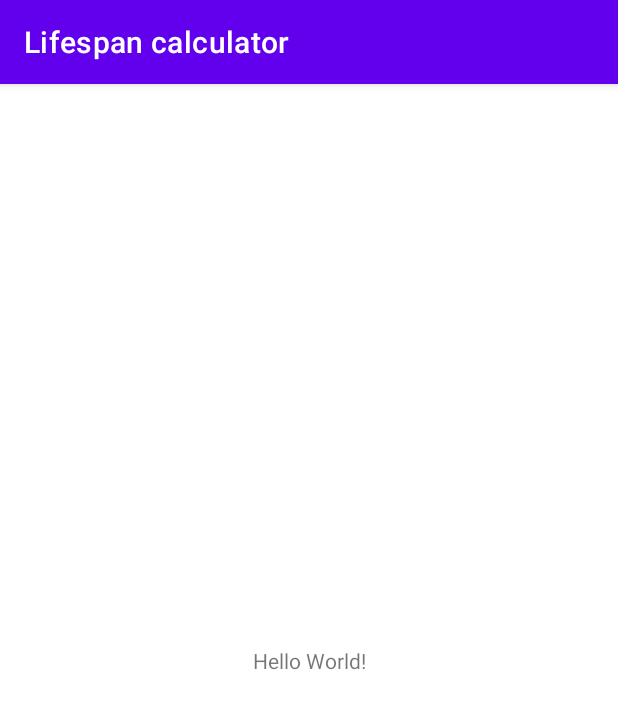
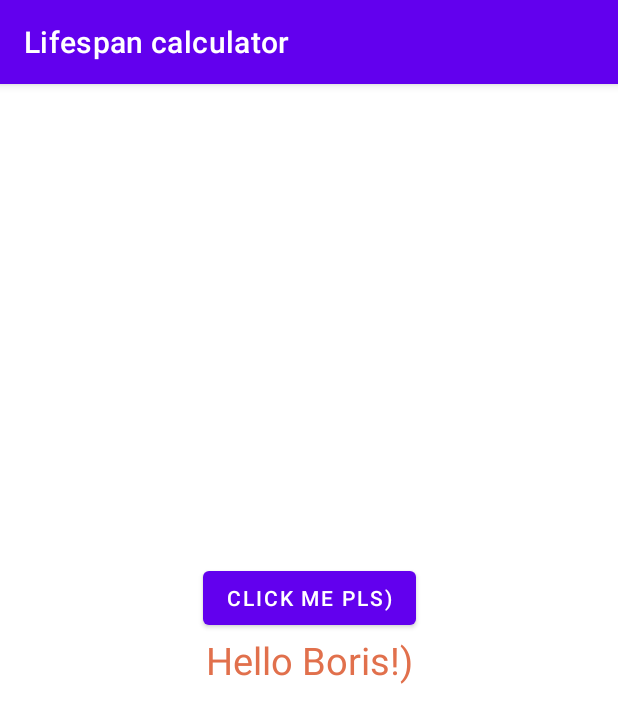
Before and after one commit to worthant/Lifespan-calculator, an Android app: the screen it shows after launch (MainActivity), on a phone screen of 412 x 824 dp. Shown: the top 723 px of the screen. Run offline under Robolectric (Android 15) with nearby library versions, the phone set to English and light mode, and no system bars.

Commit message:
added ClickMe button

```diff
--- a/app/src/main/java/com/example/lifespancalculator/MainActivity.kt
+++ b/app/src/main/java/com/example/lifespancalculator/MainActivity.kt
@@ -1,11 +1,18 @@
 package com.example.lifespancalculator
 
+import android.annotation.SuppressLint
 import androidx.appcompat.app.AppCompatActivity
 import android.os.Bundle
+import android.widget.Button
 
 class MainActivity : AppCompatActivity() {
     override fun onCreate(savedInstanceState: Bundle?) {
         super.onCreate(savedInstanceState)
         setContentView(R.layout.activity_main)
+
+        val btnClickMe = findViewById<Button>(R.id.someButton)
+        btnClickMe.setOnClickListener {
+            btnClickMe.text = "LOL you clicked me"
+        }
     }
 }
--- a/app/src/main/res/layout/activity_main.xml
+++ b/app/src/main/res/layout/activity_main.xml
@@ -7,12 +7,24 @@
     tools:context=".MainActivity">
 
     <TextView
+        android:id="@+id/textView2"
         android:layout_width="wrap_content"
         android:layout_height="wrap_content"
-        android:text="Hello World!"
+        android:text="@string/hello_boris"
+        android:textColor="#E1704C"
+        android:textSize="25sp"
         app:layout_constraintBottom_toBottomOf="parent"
         app:layout_constraintEnd_toEndOf="parent"
         app:layout_constraintStart_toStartOf="parent"
         app:layout_constraintTop_toTopOf="parent" />
 
+    <Button
+        android:id="@+id/someButton"
+        android:layout_width="wrap_content"
+        android:layout_height="wrap_content"
+        android:text="Click Me pls)"
+        app:layout_constraintBottom_toTopOf="@+id/textView2"
+        app:layout_constraintEnd_toEndOf="parent"
+        app:layout_constraintStart_toStartOf="parent" />
+
 </androidx.constraintlayout.widget.ConstraintLayout>
--- a/app/src/main/res/values/strings.xml
+++ b/app/src/main/res/values/strings.xml
@@ -1,3 +1,4 @@
 <resources>
     <string name="app_name">Lifespan calculator</string>
+    <string name="hello_boris">Hello Boris!)</string>
 </resources>
```
